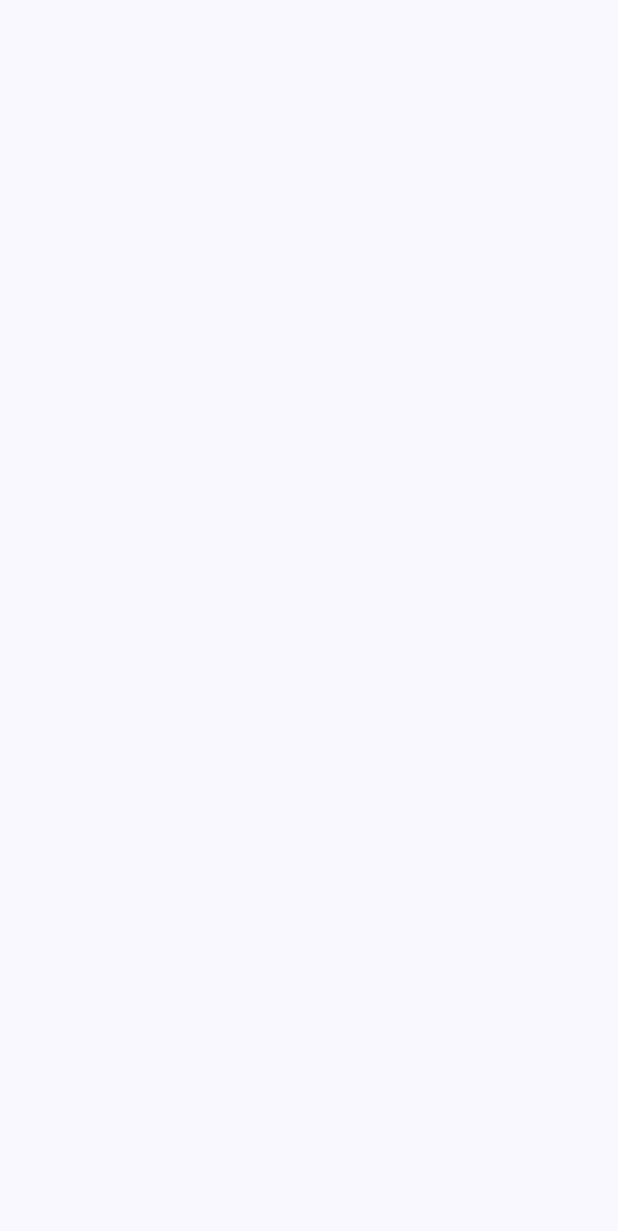
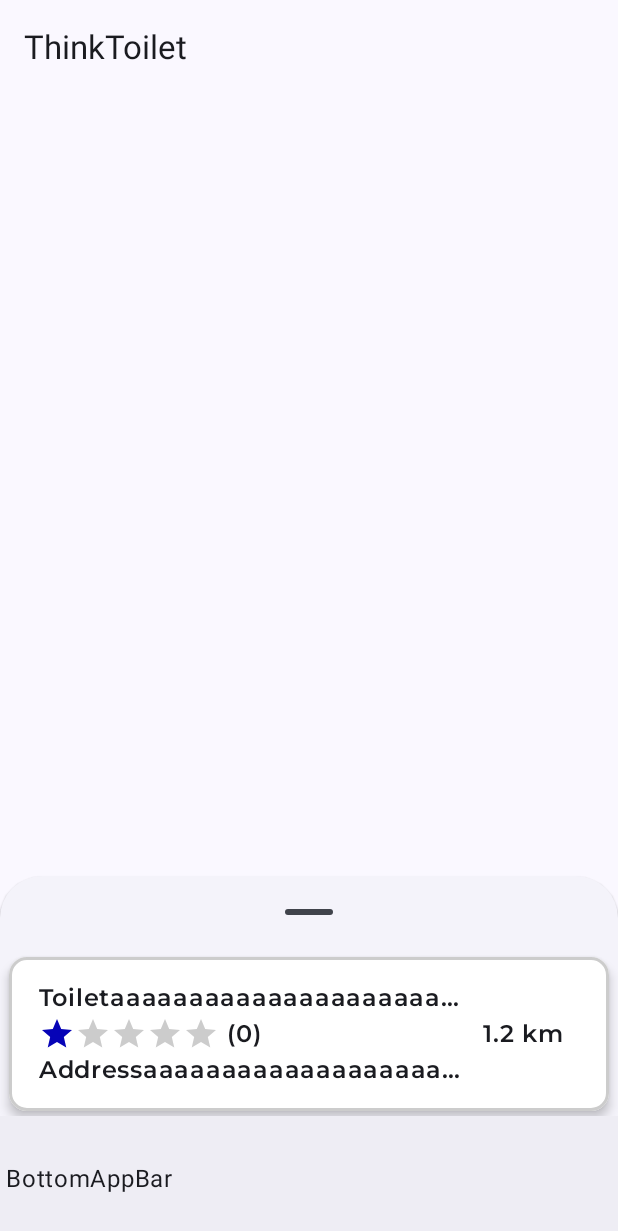
Before and after one commit to nycocado/think-toilet, an Android app built with Jetpack Compose: the screen it shows after launch (MainActivity), on a phone screen of 412 x 824 dp. Before the commit the part shown is empty. Shown: the top 1231 px of the screen. Run offline under Robolectric (Android 15) with nearby library versions, the phone set to English and light mode, and no system bars.

Commit message:
BottomSheet init

```diff
--- a/app/app/src/main/java/pt/iade/ei/thinktoilet/MainActivity.kt
+++ b/app/app/src/main/java/pt/iade/ei/thinktoilet/MainActivity.kt
@@ -5,15 +5,24 @@ import androidx.activity.ComponentActivity
 import androidx.activity.compose.setContent
 import androidx.activity.enableEdgeToEdge
 import androidx.compose.foundation.layout.Box
-import androidx.compose.foundation.layout.Column
-import androidx.compose.foundation.layout.Row
+import androidx.compose.foundation.layout.fillMaxSize
 import androidx.compose.foundation.layout.padding
 import androidx.compose.foundation.lazy.LazyColumn
+import androidx.compose.material3.BottomAppBar
+import androidx.compose.material3.BottomSheetScaffold
+import androidx.compose.material3.ExperimentalMaterial3Api
 import androidx.compose.material3.Scaffold
 import androidx.compose.material3.Text
+import androidx.compose.material3.TopAppBar
+import androidx.compose.material3.rememberBottomSheetScaffoldState
 import androidx.compose.runtime.Composable
-import androidx.compose.ui.Alignment
+import androidx.compose.runtime.getValue
+import androidx.compose.runtime.mutableIntStateOf
+import androidx.compose.runtime.mutableStateOf
+import androidx.compose.runtime.remember
+import androidx.compose.runtime.setValue
 import androidx.compose.ui.Modifier
+import androidx.compose.ui.platform.LocalDensity
 import androidx.compose.ui.tooling.preview.Preview
 import androidx.compose.ui.unit.dp
 import pt.iade.ei.thinktoilet.test.generateToilet
@@ -32,12 +41,55 @@ class MainActivity : ComponentActivity() {
     }
 }
 
+@OptIn(ExperimentalMaterial3Api::class)
 @Composable
 fun MainView() {
     ThinkToiletTheme {
-        Scaffold { innerPadding ->
+        var sheetState = rememberBottomSheetScaffoldState()
+
+        Scaffold(
+            topBar = {
+                TopAppBar(
+                    title = {
+                        Text(text = "ThinkToilet")
+                    }
+                )
+            },
+            bottomBar = {
+                BottomAppBar (
+                    content = {
+                        Text(text = "BottomAppBar")
+                    }
+                )
+            }
+        ) { innerPadding ->
+            Box(
+                modifier = Modifier
+                    .padding(innerPadding)
+                    .fillMaxSize()
+            ) {
+                BottomSheetScaffold(
+                    sheetContent = {
+                        LazyColumn(
+                            modifier = Modifier.fillMaxSize()
+                        ) {
+                            items(10) {
+                                LocationCard(
+                                    toilet = generateToilet(),
+                                    distance = "1.2 km"
+                                )
+                            }
+                        }
+                    },
+                    sheetPeekHeight = 160.dp,
+                    scaffoldState = sheetState
+                ) {
+
+                }
+            }
 
         }
+
     }
 }
 
--- a/app/app/src/main/java/pt/iade/ei/thinktoilet/ui/components/LocationCard.kt
+++ b/app/app/src/main/java/pt/iade/ei/thinktoilet/ui/components/LocationCard.kt
@@ -25,7 +25,7 @@ import pt.iade.ei.thinktoilet.ui.theme.montserratFontFamily
 @Composable
 fun LocationCard(
     toilet: Toilet,
-    distance: String
+    distance: String,
 ) {
     Card(
         modifier = Modifier
```
